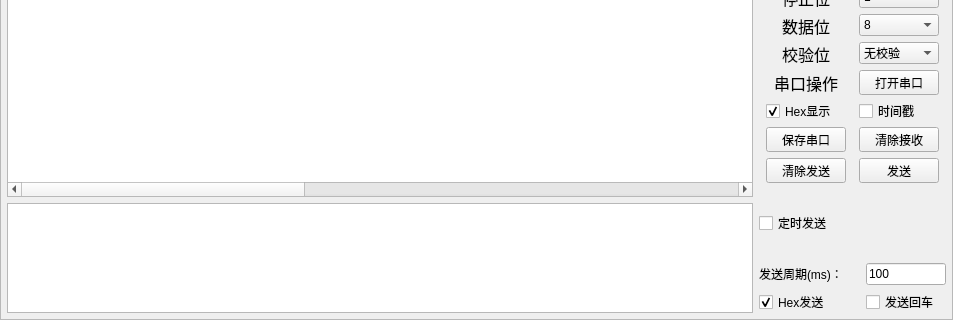
Old version of the form upperComputer/SerialConf.ui in the repository AngLao/happyUpper; both pictures show x 0 to 953 and y 198 to 518 of the 953 by 518 pixel window.
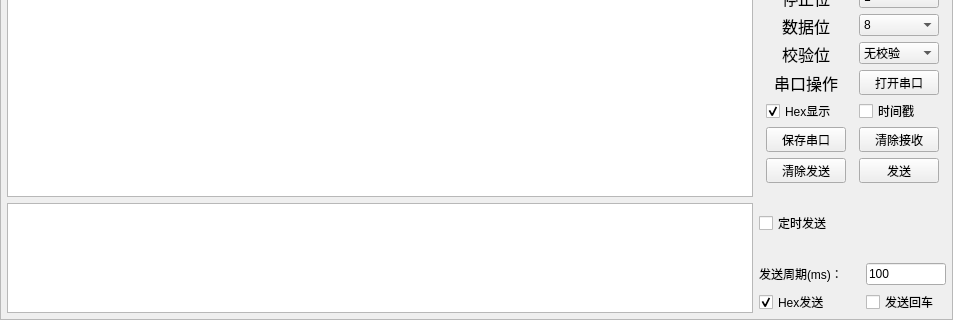
New version of the form. Custom widgets are drawn as their Qt base class.

Diff of the .ui file:
```diff
--- a/upperComputer/SerialConf.ui
+++ b/upperComputer/SerialConf.ui
@@ -91,11 +91,14 @@
            <bool>false</bool>
           </property>
           <property name="lineWrapMode">
-           <enum>QTextEdit::FixedPixelWidth</enum>
+           <enum>QTextEdit::WidgetWidth</enum>
           </property>
           <property name="lineWrapColumnOrWidth">
            <number>1888</number>
           </property>
+          <property name="tabStopDistance">
+           <double>40.000000000000000</double>
+          </property>
          </widget>
         </item>
         <item>
```
